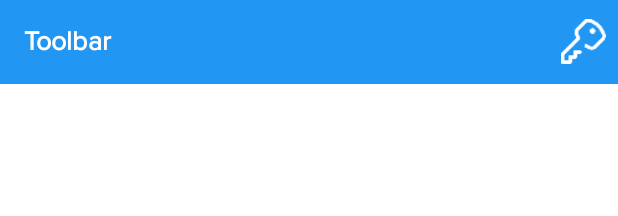
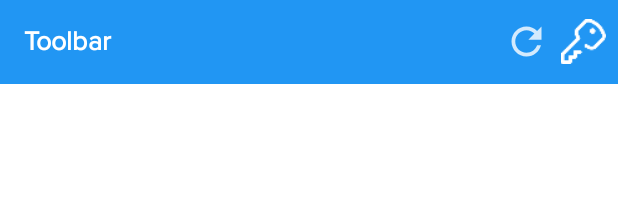
Before and after one commit to HeinHtet405/Clockify, an Android app: the layout toolbar_main.xml on its own in the app's theme, with its tools: preview values and no code run, on a phone screen of 412 x 824 dp. Shown: the top 216 px of the screen. Run offline under Robolectric (Android 15) with nearby library versions, the phone set to English and light mode, and no system bars.

Commit message:
Update Code

```diff
--- a/app/src/main/java/com/koekoetech/clockify/dbStorage/ProjectDbAccess.java
+++ b/app/src/main/java/com/koekoetech/clockify/dbStorage/ProjectDbAccess.java
@@ -33,4 +33,8 @@ public class ProjectDbAccess {
         return mRealm.where(Project.class).equalTo(Project.FIELD_PROJECT_ID, projectId).findFirst();
     }
 
+    public void deleteAllProjects() {
+       mRealm.executeTransaction(realm -> realm.delete(Project.class));
+    }
+
 }
--- /dev/null
+++ b/app/src/main/res/drawable-anydpi/ic_refresh.xml
@@ -0,0 +1,11 @@
+<vector xmlns:android="http://schemas.android.com/apk/res/android"
+    android:width="24dp"
+    android:height="24dp"
+    android:viewportWidth="24"
+    android:viewportHeight="24"
+    android:tint="#FFFFFF"
+    android:alpha="0.8">
+  <path
+      android:fillColor="@android:color/white"
+      android:pathData="M17.65,6.35C16.2,4.9 14.21,4 12,4c-4.42,0 -7.99,3.58 -7.99,8s3.57,8 7.99,8c3.73,0 6.84,-2.55 7.73,-6h-2.08c-0.82,2.33 -3.04,4 -5.65,4 -3.31,0 -6,-2.69 -6,-6s2.69,-6 6,-6c1.66,0 3.14,0.69 4.22,1.78L13,11h7V4l-2.35,2.35z"/>
+</vector>
--- a/app/src/main/res/layout/activity_main.xml
+++ b/app/src/main/res/layout/activity_main.xml
@@ -8,7 +8,7 @@
 
     <include
         android:id="@+id/toolbar"
-        layout="@layout/toolbar_main"/>
+        layout="@layout/toolbar_main" />
 
     <LinearLayout
         android:id="@+id/activity_main_ll_add"
--- a/app/src/main/res/layout/toolbar_main.xml
+++ b/app/src/main/res/layout/toolbar_main.xml
@@ -27,15 +27,30 @@
             android:ellipsize="end"
             tools:text="Toolbar" />
 
-        <androidx.appcompat.widget.AppCompatImageView
-            android:id="@+id/toolbar_ivProfile"
-            android:layout_width="30dp"
-            android:layout_height="30dp"
-            android:src="@drawable/ic_key"
+        <LinearLayout
+            android:layout_width="wrap_content"
+            android:layout_height="wrap_content"
+            android:orientation="horizontal"
             android:layout_marginLeft="8dp"
             android:layout_marginRight="8dp"
             android:layout_centerVertical="true"
-            android:layout_alignParentEnd="true"/>
+            android:layout_alignParentEnd="true">
+
+            <androidx.appcompat.widget.AppCompatImageView
+                android:id="@+id/toolbar_ivRefresh"
+                android:layout_width="30dp"
+                android:layout_height="30dp"
+                android:layout_marginStart="8dp"
+                android:layout_marginEnd="8dp"
+                android:src="@drawable/ic_refresh"/>
+
+            <androidx.appcompat.widget.AppCompatImageView
+                android:id="@+id/toolbar_ivProfile"
+                android:layout_width="30dp"
+                android:layout_height="30dp"
+                android:src="@drawable/ic_key"/>
+
+        </LinearLayout>
 
     </RelativeLayout>
 
--- a/build.gradle
+++ b/build.gradle
@@ -7,7 +7,7 @@ buildscript {
         maven { url 'https://jitpack.io' }
     }
     dependencies {
-        classpath 'com.android.tools.build:gradle:3.6.1'
+        classpath 'com.android.tools.build:gradle:7.0.3'
         classpath "io.realm:realm-gradle-plugin:6.0.0"
         // NOTE: Do not place your application dependencies here; they belong
         // in the individual module build.gradle files
```
Also changed, not shown: app/build.gradle (+14 -14 lines), app/src/main/java/com/koekoetech/clockify/activities/MainActivity.java (+35 -1 lines), app/src/main/java/com/koekoetech/clockify/dialogs/CategoryListBottomSheet.java (+5 -2 lines), app/src/main/res/drawable-hdpi/ic_refresh.png (added), app/src/main/res/drawable-mdpi/ic_refresh.png (added), app/src/main/res/drawable-nodpi/ic_refresh.png (deleted), app/src/main/res/drawable-xhdpi/ic_refresh.png (added), app/src/main/res/drawable-xxhdpi/ic_refresh.png (added), gradle/wrapper/gradle-wrapper.properties.
